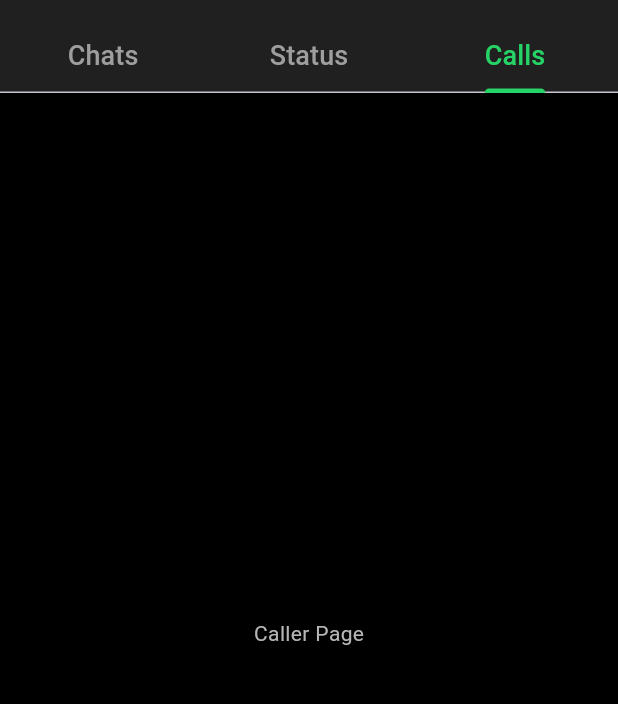
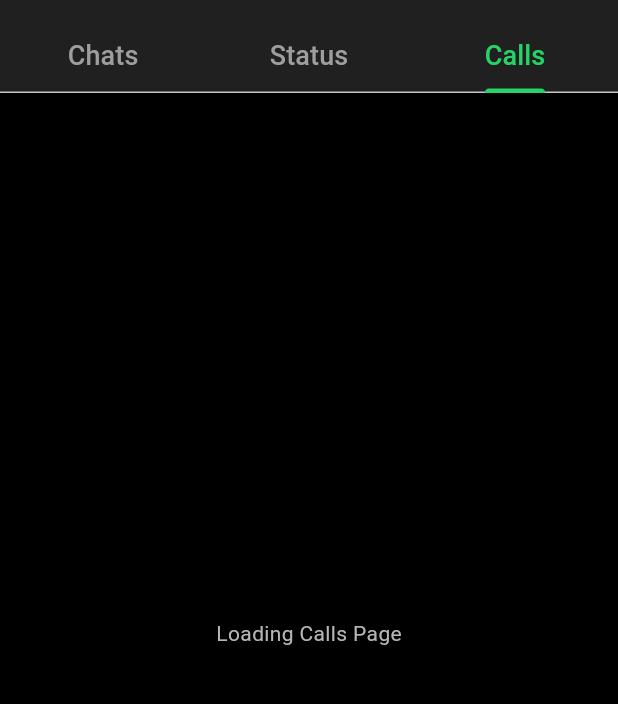
Before and after one commit to SanduSenarathne/demo_app, a Flutter app: the screen it shows after launch, tab 3 chosen, on a phone screen of 412 x 824 dp, the part 63-767 px from its top. Run offline on Flutter 3.47's test engine with Material 2 defaults, Android fonts, the phone set to English and light mode, and no system bars; our stand-ins replace get.

Commit message:
Re write the page loading

```diff
--- a/lib/View/callPage.dart
+++ b/lib/View/callPage.dart
@@ -1,14 +1,21 @@
 import 'package:flutter/material.dart';
+import 'package:get/get.dart';
+
+class CallsController extends GetxController {
+  // Add your controller logic here
+}
 
 class CallerPage extends StatelessWidget {
-  const CallerPage({Key? key}) : super(key: key);
+  final CallsController controller;
+
+  const CallerPage({Key? key, required this.controller}) : super(key: key);
 
   @override
   Widget build(BuildContext context) {
     return Scaffold(
       body: Center(
         child: Text(
-          'Caller Page',
+          'Loading Calls Page',
           style: TextStyle(
             color: Color.fromARGB(255, 183, 181, 181),
           ),
--- a/lib/View/chatPage.dart
+++ b/lib/View/chatPage.dart
@@ -1,14 +1,21 @@
 import 'package:flutter/material.dart';
+import 'package:get/get.dart';
+
+class ChatController extends GetxController {
+  // Add your controller logic here
+}
 
 class ChatPage extends StatelessWidget {
-  const ChatPage({Key? key}) : super(key: key);
+  final ChatController controller;
+
+  const ChatPage({Key? key, required this.controller}) : super(key: key);
 
   @override
   Widget build(BuildContext context) {
     return Scaffold(
       body: Center(
         child: Text(
-          'Chat Page',
+          'Loading Chat Page',
           style: TextStyle(
             color: Color.fromARGB(255, 183, 181, 181),
           ),
--- a/lib/View/layout.dart
+++ b/lib/View/layout.dart
@@ -2,6 +2,7 @@ import 'package:flutter/material.dart';
 import 'callPage.dart';
 import 'chatPage.dart';
 import 'statusPage.dart';
+import 'package:get/get.dart';
 
 class LayoutPage extends StatelessWidget {
   LayoutPage({Key? key}) : super(key: key);
@@ -98,11 +99,26 @@ class LayoutPage extends StatelessWidget {
         body: TabBarView(
           children: [
             // Chat screen
-            ChatPage(),
+            GetBuilder<ChatController>(
+              init: ChatController(),
+              builder: (controller) {
+                return ChatPage(controller: controller);
+              },
+            ),
             // Status screen
-            StatusPage(),
+            GetBuilder<StatusController>(
+              init: StatusController(),
+              builder: (controller) {
+                return StatusPage(controller: controller);
+              },
+            ),
             // Calls screen
-            CallerPage(),
+            GetBuilder<CallsController>(
+              init: CallsController(),
+              builder: (controller) {
+                return CallerPage(controller: controller);
+              },
+            ),
           ],
         ),
       ),
--- a/lib/View/statusPage.dart
+++ b/lib/View/statusPage.dart
@@ -1,14 +1,21 @@
 import 'package:flutter/material.dart';
+import 'package:get/get.dart';
+
+class StatusController extends GetxController {
+  // Add your controller logic here
+}
 
 class StatusPage extends StatelessWidget {
-  const StatusPage({Key? key}) : super(key: key);
+  final StatusController controller;
+
+  const StatusPage({Key? key, required this.controller}) : super(key: key);
 
   @override
   Widget build(BuildContext context) {
     return Scaffold(
       body: Center(
         child: Text(
-          'Status Page',
+          'Loading Status Page',
           style: TextStyle(
             color: Color.fromARGB(255, 183, 181, 181),
           ),
--- a/lib/main.dart
+++ b/lib/main.dart
@@ -1,6 +1,7 @@
-import 'package:demo_whatsapp/View/chatPage.dart';
+//import 'package:demo_whatsapp/View/chatPage.dart';
 import 'package:flutter/material.dart';
 import 'View/layout.dart';
+import 'package:get/get.dart';
 
 void main() {
   runApp(const MyApp());
@@ -19,11 +20,6 @@ class MyApp extends StatelessWidget {
             ColorScheme.fromSeed(seedColor: Color.fromARGB(255, 168, 164, 175)),
         useMaterial3: true,
       ),
-      /*initialRoute: '/',
-      routes: {
-        '/': (context) => LayoutPage(),
-        '/chats': (context) => ChatPage(),
-      },*/
       home: LayoutPage(),
     );
   }
```
